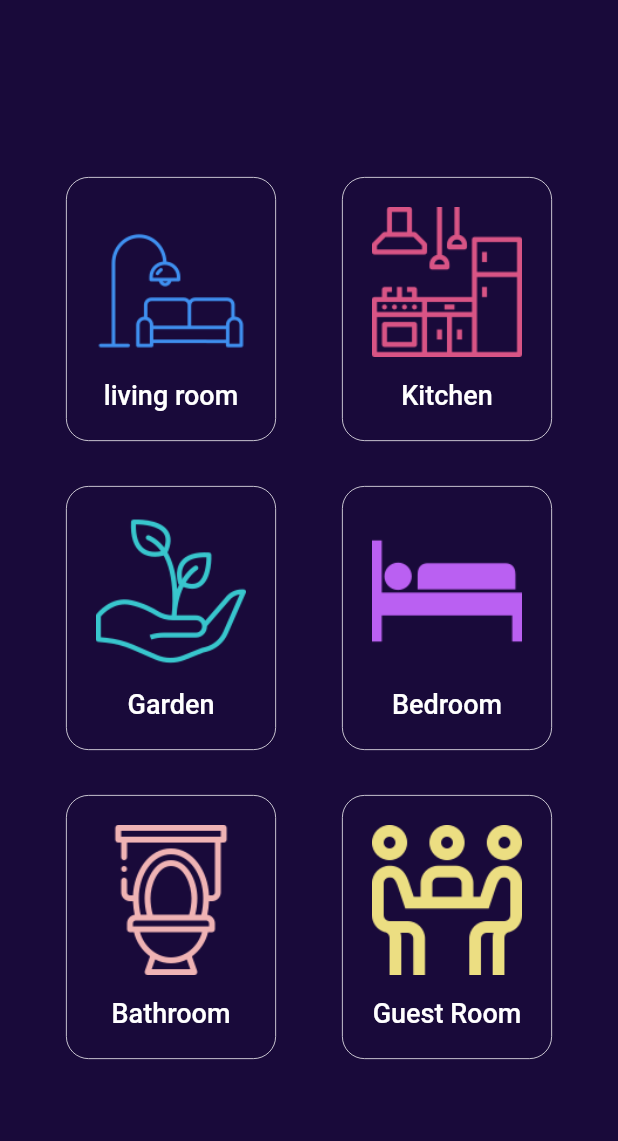
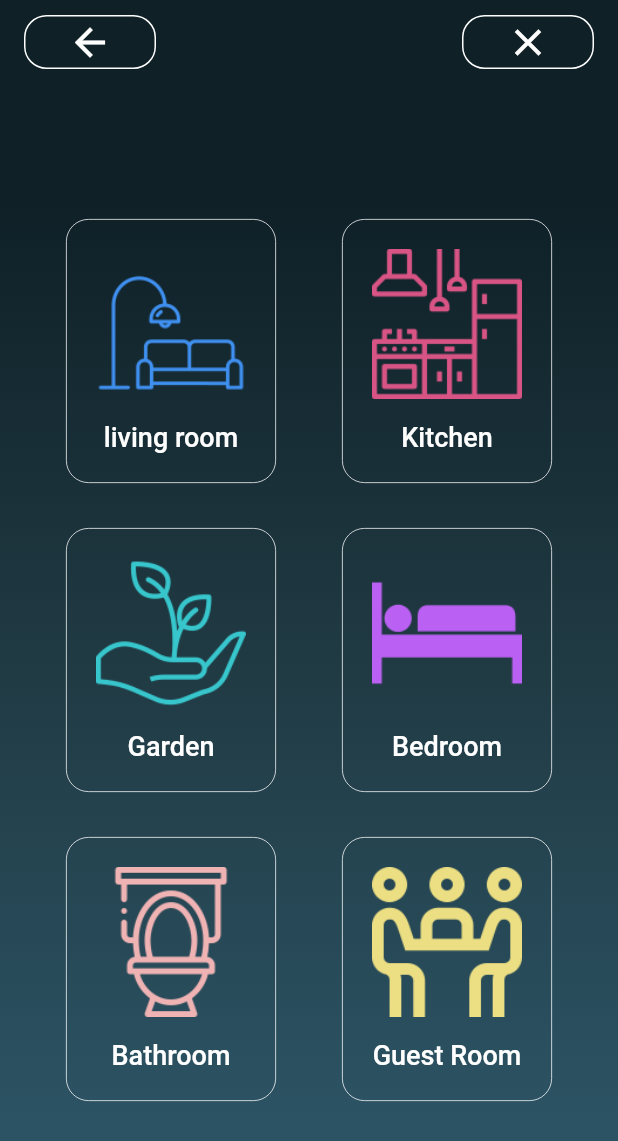
Before and after one commit to OussamaFasca/smarthouse, a Flutter app: the screen it shows after launch, on a phone screen of 412 x 824 dp. Shown: the top 1141 px of the screen. Run offline on Flutter 3.47's test engine with Material 2 defaults, Android fonts, the phone set to English and light mode, and no system bars.

Commit message:
Second Commit

```diff
--- /dev/null
+++ b/lib/creators/frame-creator.dart
@@ -0,0 +1,42 @@
+import 'package:flutter/material.dart';
+
+class FrameCreator extends StatelessWidget {
+  final String photo;
+  final String contenu;
+  final Function fonction;
+
+  FrameCreator({this.photo, this.contenu, this.fonction});
+
+  @override
+  Widget build(BuildContext context) {
+    return FlatButton(
+      padding: EdgeInsets.all(20),
+      shape: RoundedRectangleBorder(
+        side: BorderSide(
+          width: 0.5,
+          color: Colors.white,
+        ),
+        borderRadius: BorderRadius.circular(15),
+      ),
+      onPressed: fonction,
+      child: Column(
+        children: <Widget>[
+          Image(
+            width: 100,
+            image: AssetImage("$photo"),
+          ),
+          SizedBox(
+            height: 15,
+          ),
+          Text(
+            "$contenu",
+            style: TextStyle(
+              fontSize: 18,
+              color: Colors.white,
+            ),
+          ),
+        ],
+      ),
+    );
+  }
+}
--- /dev/null
+++ b/lib/creators/simple-button-creator.dart
@@ -0,0 +1,28 @@
+import 'package:flutter/material.dart';
+
+class SimpleButtonCreator extends StatelessWidget {
+
+  final IconData icone;
+  final Function fonction;
+
+  SimpleButtonCreator({this.icone,this.fonction});
+
+  @override
+  Widget build(BuildContext context) {
+    return FlatButton(
+      shape: RoundedRectangleBorder(
+        side: BorderSide(
+          width: 1,
+          color: Colors.white,
+        ),
+        borderRadius: BorderRadius.circular(15),
+      ),
+      onPressed: fonction,
+      child: Icon(
+        icone,
+        color: Colors.white,
+        size: 30,
+      ),
+    );
+  }
+}
--- a/lib/desginConstants.dart
+++ b/lib/desginConstants.dart
@@ -1,4 +1,19 @@
 import 'package:flutter/cupertino.dart';
 
+const KolorIOne = Color(0xFF0F2027);
+const KolorTwo = Color(0xFF203A43);
+const KolorThree = Color(0xFF2C5364);
 
-const Kblue = Color(0xFF190A3A);
+const MyGradient = LinearGradient(
+  begin: Alignment.topCenter,
+  end: Alignment.bottomCenter,
+  // Add one stop for each color. Stops should increase from 0 to 1
+  stops: [0.1, 0.5, 0.9],
+  colors: [
+    // Colors are easy thanks to Flutter's Colors class.
+    //Color(0xFF411DC5),
+    KolorIOne,
+    KolorTwo,
+    KolorThree,
+  ],
+);
--- a/lib/main.dart
+++ b/lib/main.dart
@@ -1,119 +1,25 @@
 import 'package:flutter/cupertino.dart';
 import 'package:flutter/material.dart';
-import 'package:smart_house/desginConstants.dart';
+import 'package:smart_house/livingRoom.dart';
+import 'package:smart_house/welcome-screen.dart';
 
 void main() => runApp(MainScreen());
 
 class MainScreen extends StatelessWidget {
+
+  static List<String> id = [
+    "welcome-screen","livingRoom"
+  ];
+
   @override
   Widget build(BuildContext context) {
     return MaterialApp(
       debugShowCheckedModeBanner: false,
-      home: SafeArea(
-        child: Container(
-          color: Kblue,
-          child: Column(
-            mainAxisAlignment: MainAxisAlignment.center,
-            children: <Widget>[
-              Padding(
-                padding: const EdgeInsets.symmetric(vertical: 20),
-                child: Row(
-                  mainAxisAlignment: MainAxisAlignment.spaceEvenly,
-                  children: <Widget>[
-                    FrameCreator(
-                      photo: "images/sofa.png",
-                      contenu: "living room",
-                      fonction: () {},
-                    ),
-                    FrameCreator(
-                      photo: "images/kitchen.png",
-                      contenu: "Kitchen",
-                      fonction: () {},
-                    ),
-                  ],
-                ),
-              ),
-              Padding(
-                padding: const EdgeInsets.symmetric(vertical: 10),
-                child: Row(
-                  mainAxisAlignment: MainAxisAlignment.spaceEvenly,
-                  children: <Widget>[
-                    FrameCreator(
-                      photo: "images/growth.png",
-                      contenu: "Garden",
-                      fonction: () {},
-                    ),
-                    FrameCreator(
-                      photo: "images/bed.png",
-                      contenu: "Bedroom",
-                      fonction: () {},
-                    ),
-                  ],
-                ),
-              ),
-              Padding(
-                padding: const EdgeInsets.symmetric(vertical: 20),
-                child: Row(
-                  mainAxisAlignment: MainAxisAlignment.spaceEvenly,
-                  children: <Widget>[
-                    FrameCreator(
-                      photo: "images/toilet.png",
-                      contenu: "Bathroom",
-                      fonction: () {},
-                    ),
-                    FrameCreator(
-                      photo: "images/meetingroom.png",
-                      contenu: "Guest Room",
-                      fonction: () {},
-                    ),
-                  ],
-                ),
-              ),
-            ],
-          ),
-        ),
-      ),
+      initialRoute: id[0],
+      routes: {
+        id[0] : (context) => WelcomeScreen(),
+        id[1] : (context) => LivingRoom(),
+      },
     );
   }
 }
-
-class FrameCreator extends StatelessWidget {
-  final String photo;
-  final String contenu;
-  final Function fonction;
-
-  FrameCreator({this.photo, this.contenu, this.fonction});
-
-  @override
-  Widget build(BuildContext context) {
-    return FlatButton(
-      padding: EdgeInsets.all(20),
-      shape: RoundedRectangleBorder(
-        side: BorderSide(
-          width: 0.5,
-          color: Colors.white,
-        ),
-        borderRadius: BorderRadius.circular(15),
-      ),
-      onPressed: fonction(),
-      child: Column(
-        children: <Widget>[
-          Image(
-            width: 100,
-            image: AssetImage("$photo"),
-          ),
-          SizedBox(
-            height: 15,
-          ),
-          Text(
-            "$contenu",
-            style: TextStyle(
-              fontSize: 18,
-              color: Colors.white,
-            ),
-          ),
-        ],
-      ),
-    );
-  }
-}
--- /dev/null
+++ b/lib/welcome-screen.dart
@@ -0,0 +1,106 @@
+import 'dart:io';
+
+import 'package:flutter/material.dart';
+import 'package:smart_house/desginConstants.dart';
+import 'package:smart_house/main.dart';
+import 'creators/frame-creator.dart';
+import 'creators/simple-button-creator.dart';
+
+class WelcomeScreen extends StatelessWidget {
+  const WelcomeScreen({
+    Key key,
+  }) : super(key: key);
+
+  @override
+  Widget build(BuildContext context) {
+    return MaterialApp(
+      debugShowCheckedModeBanner: false,
+      home: Scaffold(
+        appBar: AppBar(
+          backgroundColor: KolorIOne,
+          elevation: 0,
+          title: Row(
+            mainAxisAlignment: MainAxisAlignment.spaceBetween,
+            children: <Widget>[
+              SimpleButtonCreator(
+                icone: Icons.arrow_back,
+                fonction: () => Navigator.pop(context),
+              ),
+              SimpleButtonCreator(
+                icone: Icons.close,
+                fonction: () => exit(0),
+              ),
+            ],
+          ),
+        ),
+        backgroundColor: KolorIOne,
+        body: Container(
+          decoration: BoxDecoration(
+            gradient: MyGradient,
+          ),
+          child: Column(
+            mainAxisAlignment: MainAxisAlignment.center,
+            children: <Widget>[
+              Padding(
+                padding: const EdgeInsets.symmetric(vertical: 20),
+                child: Row(
+                  mainAxisAlignment: MainAxisAlignment.spaceEvenly,
+                  children: <Widget>[
+                    FrameCreator(
+                      photo: "images/sofa.png",
+                      contenu: "living room",
+                      fonction: () {
+                        Navigator.pushNamed(context, MainScreen.id[1]);
+                      },
+                    ),
+                    FrameCreator(
+                      photo: "images/kitchen.png",
+                      contenu: "Kitchen",
+                      fonction: () {},
+                    ),
+                  ],
+                ),
+              ),
+              Padding(
+                padding: const EdgeInsets.symmetric(vertical: 10),
+                child: Row(
+                  mainAxisAlignment: MainAxisAlignment.spaceEvenly,
+                  children: <Widget>[
+                    FrameCreator(
+                      photo: "images/growth.png",
+                      contenu: "Garden",
+                      fonction: () {},
+                    ),
+                    FrameCreator(
+                      photo: "images/bed.png",
+                      contenu: "Bedroom",
+                      fonction: () {},
+                    ),
+                  ],
+                ),
+              ),
+              Padding(
+                padding: const EdgeInsets.symmetric(vertical: 20),
+                child: Row(
+                  mainAxisAlignment: MainAxisAlignment.spaceEvenly,
+                  children: <Widget>[
+                    FrameCreator(
+                      photo: "images/toilet.png",
+                      contenu: "Bathroom",
+                      fonction: () {},
+                    ),
+                    FrameCreator(
+                      photo: "images/meetingroom.png",
+                      contenu: "Guest Room",
+                      fonction: () {},
+                    ),
+                  ],
+                ),
+              ),
+            ],
+          ),
+        ),
+      ),
+    );
+  }
+}
```
Also changed, not shown: lib/creators/components-creator.dart (added, +45 -0 lines), lib/livingRoom.dart (+84 -0 lines).
